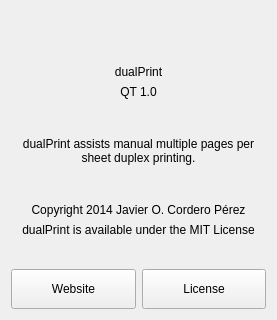
First picture: the form in dualPrint QT 1.0/about.ui, repository Cuperino/dualPrint, before the edit.
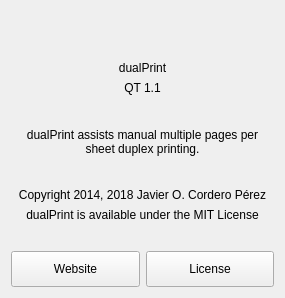
Second picture: the form after the edit. Icons and pictures are not drawn.

The edit to the form file:
```diff
--- a/dualPrint QT 1.0/about.ui
+++ b/dualPrint QT 1.0/about.ui
@@ -9,8 +9,8 @@
    <rect>
     <x>0</x>
     <y>0</y>
-    <width>277</width>
-    <height>320</height>
+    <width>285</width>
+    <height>298</height>
    </rect>
   </property>
   <property name="windowTitle">
@@ -75,7 +75,7 @@
       </sizepolicy>
      </property>
      <property name="text">
-      <string>QT 1.0</string>
+      <string>QT 1.1</string>
      </property>
      <property name="alignment">
       <set>Qt::AlignHCenter|Qt::AlignTop</set>
@@ -110,11 +110,14 @@
       </sizepolicy>
      </property>
      <property name="text">
-      <string>Copyright 2014 Javier O. Cordero Pérez</string>
+      <string>Copyright 2014, 2018 Javier O. Cordero Pérez</string>
      </property>
      <property name="alignment">
       <set>Qt::AlignBottom|Qt::AlignHCenter</set>
      </property>
+     <property name="wordWrap">
+      <bool>false</bool>
+     </property>
     </widget>
    </item>
    <item>
```
